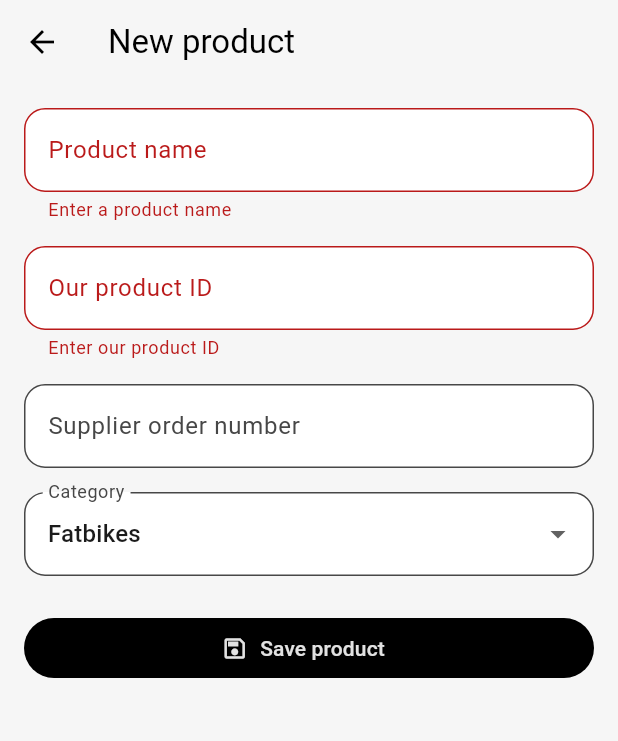
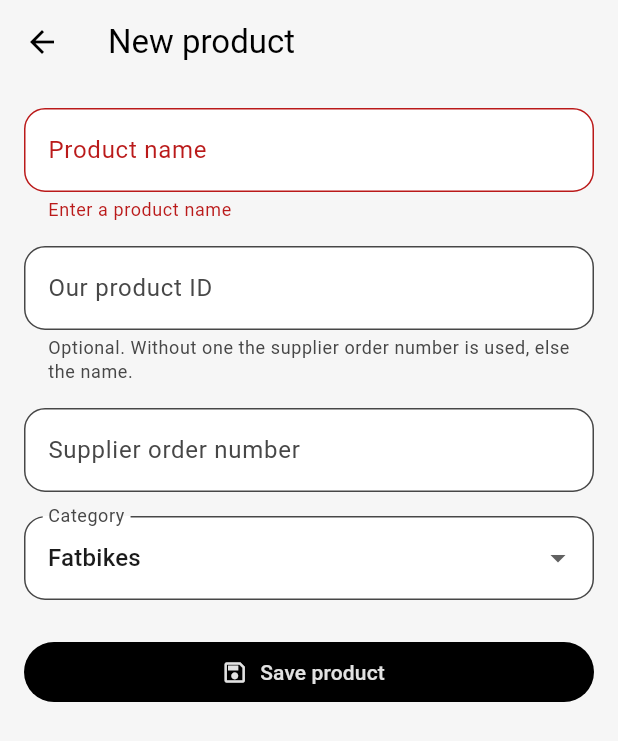
Before and after one commit to JM271/Inventory, a Flutter app: the _NewProductPage screen opened directly with empty values, after a tap on "Save product", on a phone screen of 412 x 824 dp. Shown: the top 741 px of the screen. Run offline on Flutter 3.47's test engine with Material 3 defaults, Android fonts, the phone set to English and light mode, and no system bars; our stand-ins replace cloud_firestore, firebase_auth, firebase_core, flutter_secure_storage, pdf, printing and 1 more; missing offline and left inert: excel; accounts and stored records are empty.

Commit message:
Let a new product be added with just a name
Workshop supplies such as Loctite or gear grease have no product ID or
supplier number, so the product ID is now optional. Without one the
product is kept under its supplier order number, else under its name
("Loctite 243" becomes LOCTITE-243), and can be ordered like any other.

Co-Authored-By: Claude Fable 5.2 <noreply@anthropic.com>

```diff
--- a/lib/product_catalog.dart
+++ b/lib/product_catalog.dart
@@ -333,6 +333,24 @@ class _ProductCatalogPageState extends State<ProductCatalogPage> {
   );
 }
 
+/// The number a new product is kept under: our product ID, else the
+/// supplier order number (as for the supplier's catalogue products), else
+/// the name in upper case with dashes ("Loctite 243" → "LOCTITE-243"), for
+/// supplies that have no number at all.
+String newProductSku({
+  required String productId,
+  required String supplierNumber,
+  required String name,
+}) {
+  if (productId.trim().isNotEmpty) return productId.trim();
+  if (supplierNumber.trim().isNotEmpty) return supplierNumber.trim();
+  return name
+      .trim()
+      .toUpperCase()
+      .replaceAll(RegExp(r'[^\p{L}\p{N}]+', unicode: true), '-')
+      .replaceAll(RegExp(r'^-+|-+$'), '');
+}
+
 class _NewProductPage extends StatefulWidget {
   const _NewProductPage({required this.products, this.cloud});
   final CloudInventory? cloud;
@@ -358,13 +376,19 @@ class _NewProductPageState extends State<_NewProductPage> {
     super.dispose();
   }
 
+  String get sku => newProductSku(
+    productId: productNumber.text,
+    supplierNumber: orderNumber.text,
+    name: name.text,
+  );
+
   Future<void> save() async {
     if (saving || !form.currentState!.validate()) return;
     setState(() => saving = true);
     try {
       if (widget.cloud != null) {
         final row = {
-          'sku': productNumber.text.trim().toUpperCase(),
+          'sku': sku.toUpperCase(),
           'name': name.text.trim(),
           'category': category,
           'supplierSku': orderNumber.text.trim(),
@@ -378,8 +402,9 @@ class _NewProductPageState extends State<_NewProductPage> {
       final product = Part(
         id: 'custom-${DateTime.now().microsecondsSinceEpoch}',
         name: name.text.trim(),
-        sku: productNumber.text.trim(),
-        productNumber: productNumber.text.trim(),
+        sku: sku,
+        // Kept under its supplier number, a product has no ID of ours.
+        productNumber: sku == orderNumber.text.trim() ? '' : sku,
         orderNumber: orderNumber.text.trim(),
         category: category,
       );
@@ -423,17 +448,27 @@ class _NewProductPageState extends State<_NewProductPage> {
           const SizedBox(height: 16),
           TextFormField(
             controller: productNumber,
-            decoration: const InputDecoration(labelText: 'Our product ID'),
+            decoration: const InputDecoration(
+              labelText: 'Our product ID',
+              helperText:
+                  'Optional. Without one the supplier order number is used, '
+                  'else the name.',
+              helperMaxLines: 2,
+            ),
             validator: (value) {
-              final code = value?.trim() ?? '';
-              if (code.isEmpty) return 'Enter our product ID';
+              final code = sku.toLowerCase();
+              // Without a name there is nothing to check yet.
+              if (code.isEmpty) return null;
               if (widget.products.any(
                 (p) =>
-                    p.productIdentification.toLowerCase() ==
-                        code.toLowerCase() ||
-                    p.sku.toLowerCase() == code.toLowerCase(),
+                    p.productIdentification.toLowerCase() == code ||
+                    p.sku.toLowerCase() == code,
               )) {
-                return 'This product ID is already in the catalog';
+                return (value?.trim() ?? '').isNotEmpty
+                    ? 'This product ID is already in the catalog'
+                    : orderNumber.text.trim().isNotEmpty
+                    ? 'This supplier order number is already in the catalog'
+                    : 'A product with this name is already in the catalog';
               }
               return null;
             },
```
Also changed, not shown: 2 other files.
